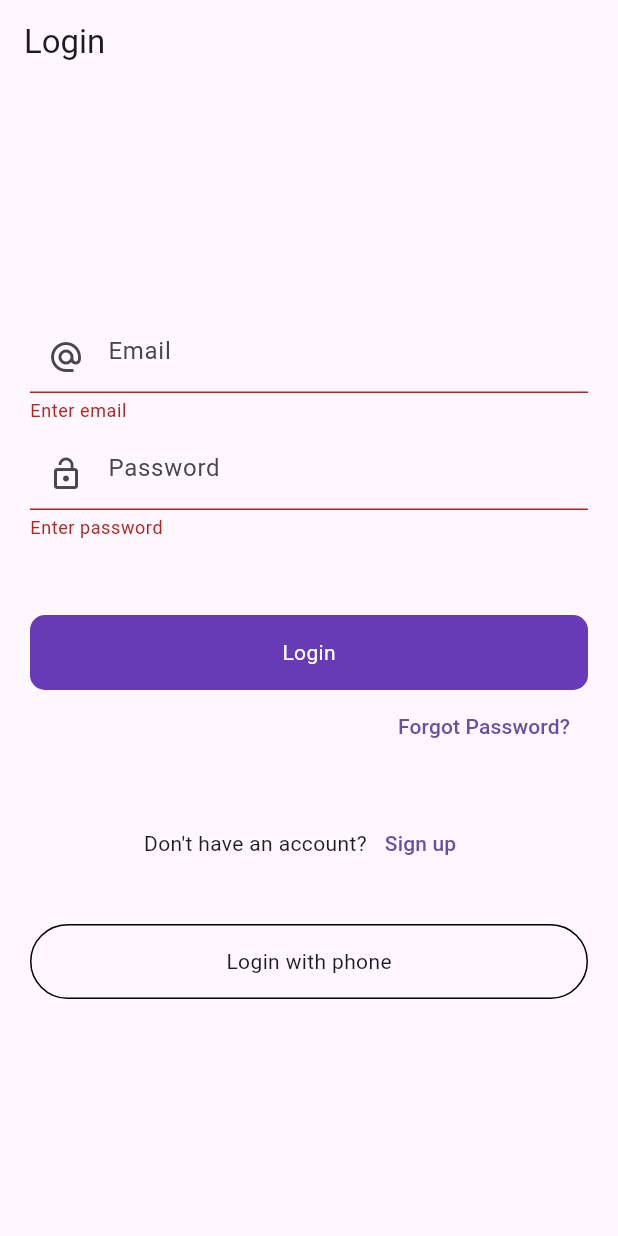
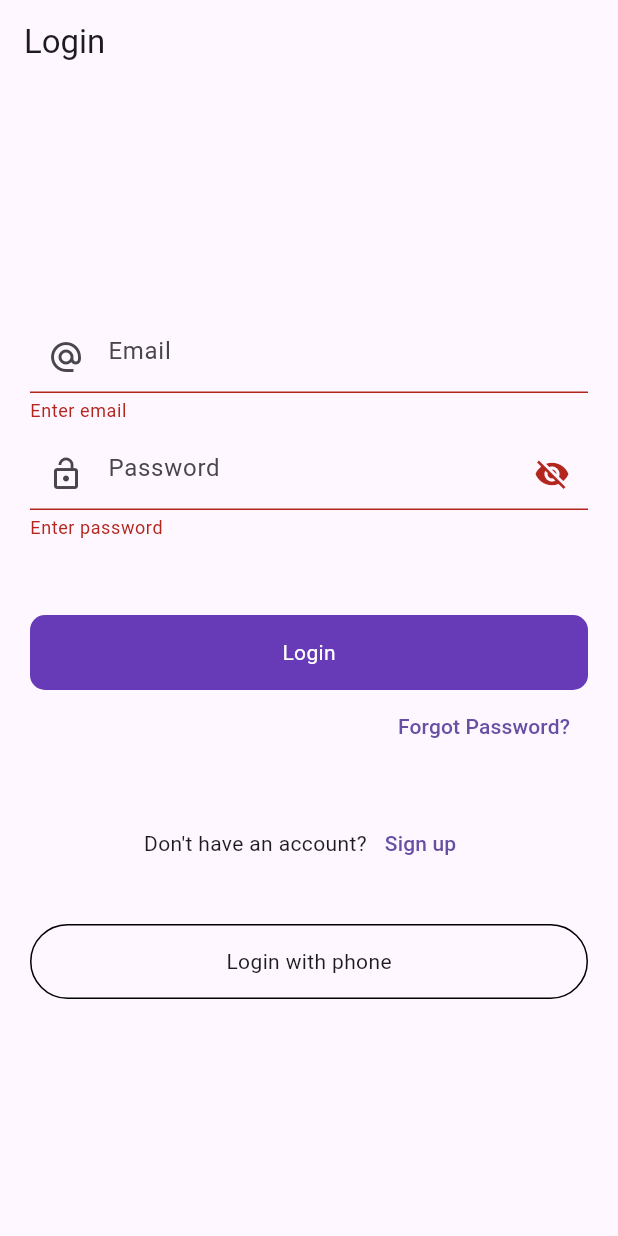
Before and after one commit to Qasim-afzaal/Flutter_RealTime_DB_Firebase, a Flutter app: the screen it shows after launch, after a tap on "Login", on a phone screen of 412 x 824 dp. Run offline on Flutter 3.47's test engine with Material 3 defaults, Android fonts, the phone set to English and light mode, and no system bars; our stand-ins replace cloud_firestore, firebase_auth, firebase_core, firebase_database, firebase_storage, fluttertoast and 1 more; accounts and stored records are empty.

Commit message:
code refactor

```diff
--- a/lib/ui/auth/login_screen.dart
+++ b/lib/ui/auth/login_screen.dart
@@ -17,6 +17,8 @@ class LoginScreen extends StatefulWidget {
 
 class _LoginScreenState extends State<LoginScreen> {
   bool _loading = false;
+  bool _obscurePassword = true;
+
   final _formKey = GlobalKey<FormState>();
   final TextEditingController _emailController = TextEditingController();
   final TextEditingController _passwordController = TextEditingController();
@@ -89,6 +91,9 @@ class _LoginScreenState extends State<LoginScreen> {
                         if (value == null || value.isEmpty) {
                           return 'Enter email';
                         }
+                        if (!RegExp(r'^[^@]+@[^@]+\.[^@]+').hasMatch(value)) {
+                          return 'Enter a valid email';
+                        }
                         return null;
                       },
                     ),
@@ -96,14 +101,27 @@ class _LoginScreenState extends State<LoginScreen> {
                     TextFormField(
                       keyboardType: TextInputType.text,
                       controller: _passwordController,
-                      obscureText: true,
-                      decoration: const InputDecoration(
+                      obscureText: _obscurePassword,
+                      decoration: InputDecoration(
                         hintText: 'Password',
-                        prefixIcon: Icon(Icons.lock_open),
+                        prefixIcon: const Icon(Icons.lock_open),
+                        suffixIcon: IconButton(
+                          icon: Icon(
+                            _obscurePassword ? Icons.visibility_off : Icons.visibility,
+                          ),
+                          onPressed: () {
+                            setState(() {
+                              _obscurePassword = !_obscurePassword;
+                            });
+                          },
+                        ),
                       ),
                       validator: (value) {
                         if (value == null || value.isEmpty) {
                           return 'Enter password';
+                        }
+                        if (value.length < 6) {
+                          return 'Password must be at least 6 characters';
                         }
                         return null;
                       },
```
